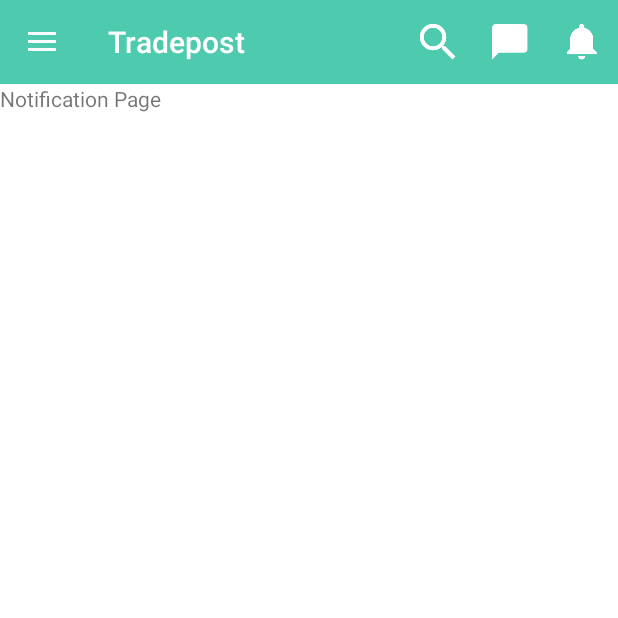
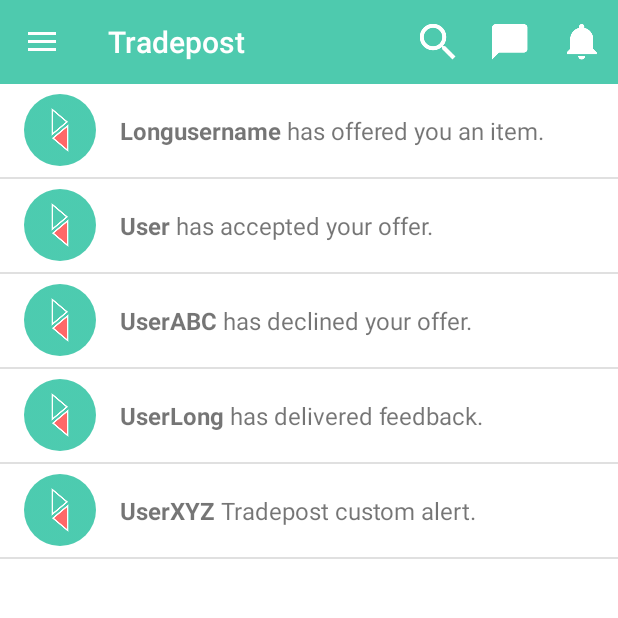
Before and after one commit to sags95/Tradepost-Android, an Android app: the fragment NotificationFragment placed in its activity, on a phone screen of 412 x 824 dp, the top half of it. Run offline under Robolectric (Android 15) with nearby library versions, the phone set to English and light mode, and no system bars; our stand-ins replace CircleImageView; libraries missing offline, so code that uses them is left out: com.melnykov.fab; Roboto replaces fonts that are not available here; 3 statements that could not run were skipped.

Commit message:
Update: -Notification

```diff
--- a/app/src/main/java/Model/ChatPageAdapter.java
+++ b/app/src/main/java/Model/ChatPageAdapter.java
@@ -58,7 +58,7 @@ public class ChatPageAdapter extends RecyclerView.Adapter<ChatPageAdapter.ViewHo
             super(itemView);
             mTextViewItemName = (TextView) itemView.findViewById(R.id.chat_item_name);
             mTextViewItemDetail = (TextView) itemView.findViewById(R.id.chat_item_detail);
-            mImageViewItemImg = (ImageView) itemView.findViewById(R.id.item_image);
+            mImageViewItemImg = (ImageView) itemView.findViewById(R.id.chat_item_img);
 
         }
     }
--- /dev/null
+++ b/app/src/main/java/Model/NotificationAdapter.java
@@ -0,0 +1,68 @@
+package Model;
+
+import android.graphics.Typeface;
+import android.support.v7.widget.RecyclerView;
+import android.text.Spannable;
+import android.text.SpannableStringBuilder;
+import android.text.style.StyleSpan;
+import android.view.LayoutInflater;
+import android.view.View;
+import android.view.ViewGroup;
+import android.widget.ImageView;
+import android.widget.TextView;
+
+import com.sinapp.sharathsind.tradepost.R;
+
+import java.util.List;
+
+/**
+ * Created by HenryChiang on 15-07-12.
+ */
+public class NotificationAdapter extends RecyclerView.Adapter<NotificationAdapter.ViewHolder> {
+
+    private List<NotificationItem> mData;
+
+    public NotificationAdapter(List<NotificationItem> mData) {
+        this.mData = mData;
+    }
+
+    @Override
+    public NotificationAdapter.ViewHolder onCreateViewHolder(ViewGroup viewGroup, int i) {
+        View v = LayoutInflater.from(viewGroup.getContext())
+                .inflate(R.layout.list_item_notification, viewGroup, false);
+        NotificationAdapter.ViewHolder vh = new ViewHolder(v);
+        //v.setOnClickListener(mItemClick);
+        return vh;
+
+    }
+
+    @Override
+    public void onBindViewHolder(ViewHolder viewHolder, int i) {
+        final int currentPos = i;
+
+        SpannableStringBuilder sb = new SpannableStringBuilder(mData.get(i).getUserPlaceholder() + " " + mData.get(i).getDefaultMsg(mData.get(i).getViewType()));
+        sb.setSpan(new StyleSpan(Typeface.BOLD), 0, mData.get(i).getUserPlaceholder().length(), Spannable.SPAN_INCLUSIVE_INCLUSIVE);
+        //viewHolder.mImageViewImg
+        //viewHolder.mImageViewItemImg.setImageDrawable(mData.get(i).getDrawable());
+        viewHolder.mTextViewMsg.setText(sb);
+    }
+
+    @Override
+    public int getItemCount() {
+        return mData != null ? mData.size() : 0;
+    }
+
+    public static class ViewHolder extends RecyclerView.ViewHolder{
+        // each data item is just a string in this case
+        public TextView mTextViewMsg;
+        public ImageView mImageViewImg;
+
+
+        public ViewHolder(View itemView) {
+            super(itemView);
+            mTextViewMsg = (TextView) itemView.findViewById(R.id.noti_user_placeholder);
+            mImageViewImg = (ImageView) itemView.findViewById(R.id.noti_img_placeholder);
+
+        }
+    }
+}
--- /dev/null
+++ b/app/src/main/java/Model/NotificationItem.java
@@ -0,0 +1,88 @@
+package Model;
+
+import android.graphics.Typeface;
+import android.text.Spannable;
+import android.text.SpannableStringBuilder;
+import android.text.style.StyleSpan;
+
+/**
+ * Created by HenryChiang on 15-07-12.
+ */
+public class NotificationItem {
+
+    private String userPlaceholder, msg;
+    private int viewType;
+    private String[] defaultMsg = {
+            "has offered you an item.",
+            "has accepted your offer.",
+            "has declined your offer.",
+            "has delivered feedback.",
+            "Tradepost custom alert."
+    };
+
+    //viewType:
+    // 0 = trade offer.
+    // 1 = trade accepted.
+    // 2 = trade declined.
+    // 3 = feedback.
+    // 4 = tradepost custom alert.
+    // 5
+
+    public NotificationItem (String userPlaceholder, int viewType){
+        this.userPlaceholder = userPlaceholder;
+        this.viewType = viewType;
+
+    }
+
+    public String setMsg(){
+        String tempMsg="";
+        // create a bold StyleSpan to be used on the SpannableStringBuilder
+        switch (viewType){
+            case 0:
+                tempMsg = defaultMsg[0];
+                break;
+            case 1:
+                tempMsg = defaultMsg[1];
+                break;
+            case 2:
+                tempMsg = defaultMsg[2];
+                break;
+            case 3:
+                tempMsg = defaultMsg[3];
+                break;
+            case 4:
+                tempMsg = defaultMsg[4];
+                break;
+        }
+
+        SpannableStringBuilder sb = new SpannableStringBuilder(userPlaceholder + " " + tempMsg);
+        sb.setSpan(new StyleSpan(Typeface.ITALIC), 0, userPlaceholder.length(), Spannable.SPAN_INCLUSIVE_INCLUSIVE); // make first 4 characters Bold
+        this.msg = sb.toString();
+
+        return sb.toString();
+    }
+
+    public String getMsg() {
+        return msg;
+    }
+
+    public int getViewType() {
+        return viewType;
+    }
+
+    public void setViewType(int viewType) {
+        this.viewType = viewType;
+    }
+
+    public String getUserPlaceholder() {
+        return userPlaceholder;
+    }
+
+    public void setUserPlaceholder(String userPlaceholder) {
+        this.userPlaceholder = userPlaceholder;
+    }
+
+    public String getDefaultMsg(int i) {
+        return defaultMsg[i];
+    }
+}
--- a/app/src/main/java/com/sinapp/sharathsind/tradepost/ChatPageFragment.java
+++ b/app/src/main/java/com/sinapp/sharathsind/tradepost/ChatPageFragment.java
@@ -83,6 +83,9 @@ public class ChatPageFragment extends Fragment {
         items.add(new ChatPageItem("Main Title6", "Secondary Title", getResources().getDrawable(R.drawable.ic_launcher)));
         items.add(new ChatPageItem("Main Title7", "Secondary Title", getResources().getDrawable(R.drawable.ic_launcher)));
         items.add(new ChatPageItem("Main Title8", "Secondary Title", getResources().getDrawable(R.drawable.ic_launcher)));
+        items.add(new ChatPageItem("Main Title9", "Secondary Title", getResources().getDrawable(R.drawable.ic_launcher)));
+        items.add(new ChatPageItem("Main Title10", "Secondary Title", getResources().getDrawable(R.drawable.ic_launcher)));
+        items.add(new ChatPageItem("Main Title11", "Secondary Title", getResources().getDrawable(R.drawable.ic_launcher)));
 
         return items;
     }
--- a/app/src/main/java/com/sinapp/sharathsind/tradepost/NotificationFragment.java
+++ b/app/src/main/java/com/sinapp/sharathsind/tradepost/NotificationFragment.java
@@ -3,10 +3,21 @@ package com.sinapp.sharathsind.tradepost;
 
 import android.os.Bundle;
 import android.support.v4.app.Fragment;
+import android.support.v7.widget.LinearLayoutManager;
+import android.support.v7.widget.RecyclerView;
 import android.util.Log;
 import android.view.LayoutInflater;
 import android.view.View;
 import android.view.ViewGroup;
+
+import java.util.ArrayList;
+import java.util.List;
+
+import Model.ChatPageAdapter;
+import Model.ChatPageItem;
+import Model.DividerItemDecoration;
+import Model.NotificationAdapter;
+import Model.NotificationItem;
 
 /**
  * Created by HenryChiang on 15-07-01.
@@ -14,6 +25,11 @@ import android.view.ViewGroup;
 public class NotificationFragment extends Fragment {
 
     private View rootView;
+    private RecyclerView mRecyclerView;
+    private RecyclerView.LayoutManager mLayoutManager;
+    private NotificationAdapter mNotificationAdapter;
+    private Fragment chatFrag;
+    private ChatPageItem item;
 
 
     @Override
@@ -21,9 +37,34 @@ public class NotificationFragment extends Fragment {
                              Bundle savedInstanceState) {
 
         rootView = inflater.inflate(R.layout.fragment_notification, container, false);
-        return rootView;
+        mRecyclerView = (RecyclerView)rootView.findViewById(R.id.noti_list);
 
 
+        final List<NotificationItem> notiItem = addItem("Longusername", 0);
+        mNotificationAdapter = new NotificationAdapter(notiItem);
+        mRecyclerView.addItemDecoration(new DividerItemDecoration(getActivity(),DividerItemDecoration.VERTICAL_LIST));
+        mRecyclerView.setHasFixedSize(true);
+        mRecyclerView.setAdapter(mNotificationAdapter);
+        applyLinearLayoutManager();
+
+        return rootView;
+    }
+
+    public List<NotificationItem> addItem(String userName, int viewType) {
+        List<NotificationItem> items = new ArrayList<NotificationItem>();
+        items.add(new NotificationItem(userName,viewType));
+        items.add(new NotificationItem("User",1));
+        items.add(new NotificationItem("UserABC",2));
+        items.add(new NotificationItem("UserLong",3));
+        items.add(new NotificationItem("UserXYZ",4));
+
+
+
+        return items;
+    }
+    private void applyLinearLayoutManager(){
+        mLayoutManager = new LinearLayoutManager(getActivity());
+        mRecyclerView.setLayoutManager(mLayoutManager);
     }
 
     @Override
--- a/app/src/main/res/layout/fragment_notification.xml
+++ b/app/src/main/res/layout/fragment_notification.xml
@@ -1,18 +1,17 @@
 <?xml version="1.0" encoding="utf-8"?>
-<RelativeLayout
+<LinearLayout
     xmlns:android="http://schemas.android.com/apk/res/android"
     android:orientation="vertical"
-    android:background="#ffffff"
     android:layout_width="match_parent"
-    android:layout_height="match_parent"
-    android:id="@+id/noti_rootView"
-    android:clickable="true"
-    >
+    android:layout_height="match_parent">
 
-    <TextView
-        android:layout_width="wrap_content"
-        android:layout_height="wrap_content"
-        android:text="Notification Page"
+    <android.support.v7.widget.RecyclerView
+        android:id="@+id/noti_list"
+        android:layout_width="match_parent"
+        android:scrollbars="vertical"
+        android:layout_height="match_parent"
+        android:background="@color/myDrawerBackground"
         />
 
-</RelativeLayout>
+
+</LinearLayout>
--- a/app/src/main/res/layout/list_item_chatpage.xml
+++ b/app/src/main/res/layout/list_item_chatpage.xml
@@ -14,8 +14,8 @@
 
 
     <de.hdodenhof.circleimageview.CircleImageView
-        android:layout_width="56dp"
-        android:layout_height="56dp"
+        android:layout_width="48dp"
+        android:layout_height="48dp"
         android:src="@drawable/sample_img"
         android:id="@+id/chat_item_img"
         android:layout_centerVertical="true"
--- /dev/null
+++ b/app/src/main/res/layout/list_item_notification.xml
@@ -0,0 +1,37 @@
+<?xml version="1.0" encoding="utf-8"?>
+<LinearLayout
+    xmlns:android="http://schemas.android.com/apk/res/android"
+    android:id="@+id/list_item_noti"
+    android:orientation="horizontal"
+    android:layout_width="match_parent"
+    android:layout_height="wrap_content"
+    android:paddingLeft="16dp"
+    android:paddingRight="16dp"
+    android:focusable="true"
+    android:clickable="true"
+    android:background="?android:attr/selectableItemBackground"
+
+
+    >
+
+
+    <de.hdodenhof.circleimageview.CircleImageView
+        android:layout_width="48dp"
+        android:layout_height="48dp"
+        android:src="@drawable/sample_img"
+        android:id="@+id/noti_img_placeholder"
+        android:layout_gravity="center_vertical"
+        />
+
+    <TextView
+        android:id="@+id/noti_user_placeholder"
+        android:layout_width="wrap_content"
+        android:layout_height="wrap_content"
+        android:text="User"
+        android:textSize="16sp"
+        android:layout_gravity="center_vertical"
+        android:paddingLeft="16dp"
+        android:paddingTop="20dp"
+        android:paddingBottom="20dp"
+        />
+</LinearLayout>
```
Also changed, not shown: 1 other file.
